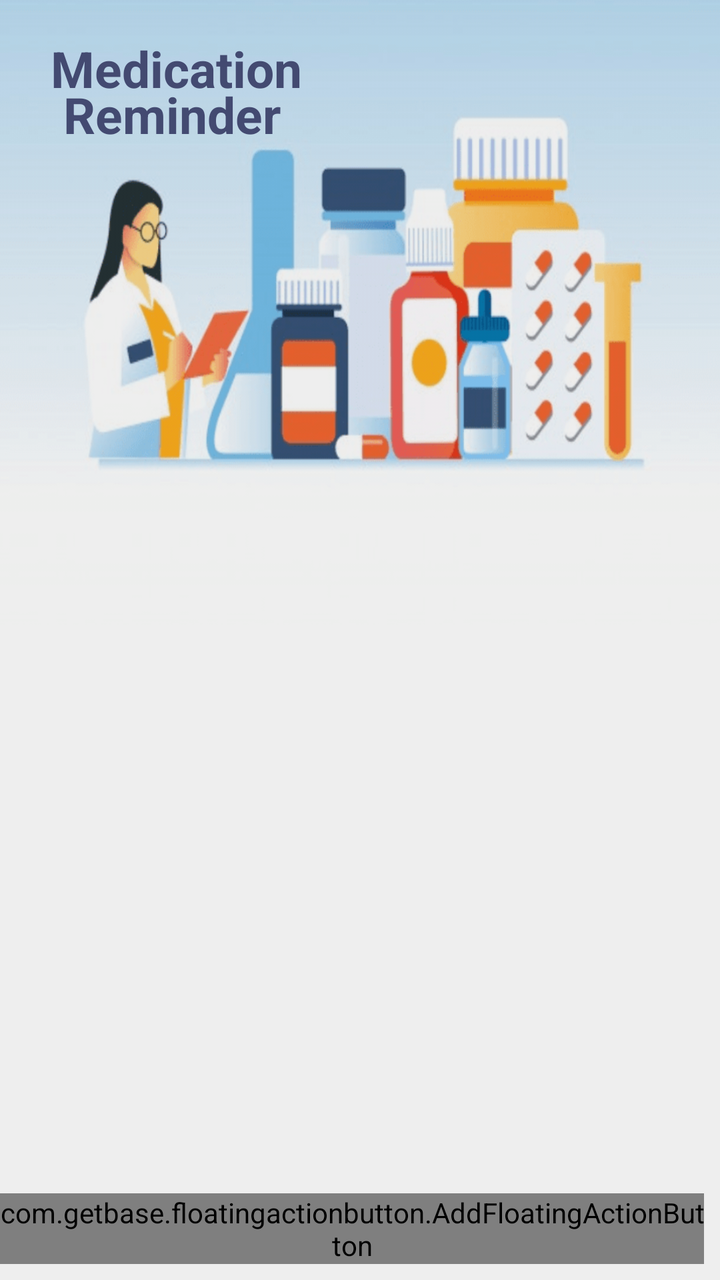
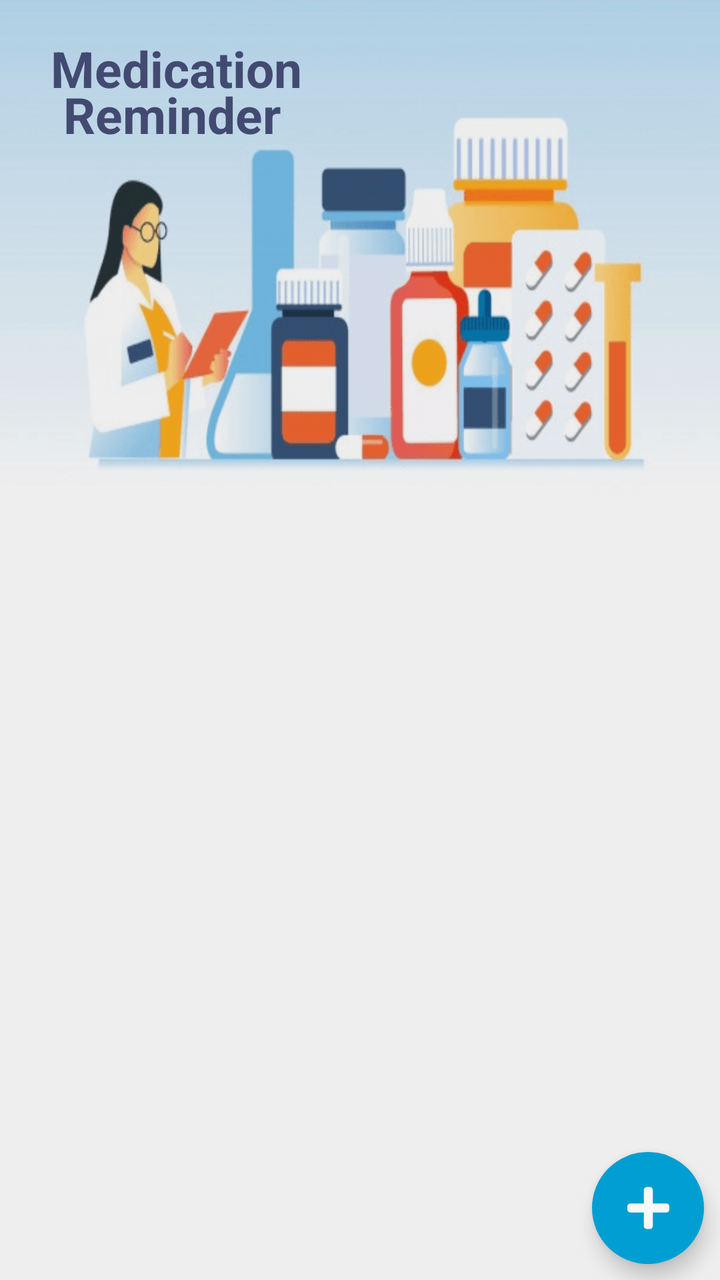

Screens rendered from an Android XML layout before and after an edit, with the pre-edit source and the edit as a unified diff.
<!-- AndroidManifest.xml: application theme AppTheme -->
<!-- res/layout/pill_activity_main.xml -->
<RelativeLayout
    xmlns:android="http://schemas.android.com/apk/res/android"
    xmlns:tools="http://schemas.android.com/tools"
    xmlns:app="http://schemas.android.com/apk/res-auto"
    xmlns:fab="http://schemas.android.com/apk/res-auto"
    android:layout_width="match_parent"
    android:layout_height="match_parent"
    android:background="#EEEEEE"
    tools:context=".MainActivity">

    <RelativeLayout
        android:id="@+id/baner"
        android:layout_width="match_parent"
        android:layout_height="wrap_content"
        android:layout_marginTop="-20dp"
        android:layout_marginStart="-5dp"
        android:layout_marginEnd="-5dp"
        android:backgroundTint="#EEEEEE"
        android:backgroundTintMode="multiply"
        android:background="@mipmap/medication_group">

        <TextView
            android:id="@+id/txt_medication"
            android:layout_width="match_parent"
            android:layout_height="wrap_content"
            android:text="Medication \n Reminder"
            android:layout_marginTop="37dp"
            android:layout_marginLeft="30dp"
            android:textColor="@color/app_color"
            android:textSize="25sp"
            android:textStyle="bold"
            android:lineHeight="23dp"/>
    </RelativeLayout>



    <androidx.recyclerview.widget.RecyclerView
        android:id="@+id/reminder_list"
        android:layout_marginTop="150dp"
        android:layout_marginStart="@dimen/text_15"
        android:layout_marginEnd="@dimen/text_15"
        android:layout_width="match_parent"
        android:layout_marginBottom="5dp"
        android:layout_height="match_parent" />
    
    <TextView
        android:id="@+id/no_reminder_text"
        android:layout_width="match_parent"
        android:layout_height="wrap_content"
        android:layout_centerInParent="true"
        android:padding="16dp"
        android:gravity="center"
        android:visibility="gone"
        android:text="@string/no_reminders"/>




    <com.getbase.floatingactionbutton.AddFloatingActionButton
        android:id="@+id/add_reminder"
        android:layout_width="wrap_content"
        android:layout_height="wrap_content"
        android:layout_alignParentBottom="true"
        android:clickable="true"
        android:background="@drawable/a3_grad"
        android:layout_alignParentRight="true"
        android:layout_marginBottom="8dp"
        android:layout_marginRight="8dp"/>

</RelativeLayout>
<!-- resources referenced by this layout -->
<resources>
  <color name="app_color">#434A71</color>
  <dimen name="text_15">15sp</dimen>
  <!-- drawable a3_grad (drawable) -->
  <?xml version="1.0" encoding="utf-8"?>
  <shape xmlns:android="http://schemas.android.com/apk/res/android">
  <gradient
      android:angle="225"
      android:endColor="#434A71"
      android:startColor="#1F2339" />
  
  <corners android:radius="200dp"/>
  
  </shape>
  <!-- mipmap medication_group: png bitmap (mipmap-xhdpi, 86832 bytes) -->
  <string name="no_reminders">Click on the plus button below to begin creating your Medication reminders!</string>
  <style name="AppTheme" parent="Theme.AppCompat.Light.DarkActionBar">
          
          <item name="colorPrimary">@color/colorPrimary</item>
          <item name="colorPrimaryDark">@color/colorPrimaryDark</item>
          <item name="colorAccent">@color/colorAccent</item>
      </style>
  <color name="colorPrimary">#434A71</color>
  <color name="colorPrimaryDark">#1F2339</color>
  <color name="colorAccent">#1F2339</color>
</resources>

<!-- the commit's change to res/layout/pill_activity_main.xml (unified diff, before → after) -->
@@ -53,10 +53,7 @@
         android:visibility="gone"
         android:text="@string/no_reminders"/>
 
-
-
-
-    <com.getbase.floatingactionbutton.AddFloatingActionButton
+    <com.google.android.material.floatingactionbutton.FloatingActionButton
         android:id="@+id/add_reminder"
         android:layout_width="wrap_content"
         android:layout_height="wrap_content"
@@ -65,6 +62,9 @@
         android:background="@drawable/a3_grad"
         android:layout_alignParentRight="true"
         android:layout_marginBottom="8dp"
-        android:layout_marginRight="8dp"/>
+        android:layout_marginRight="8dp"
+        android:src="@drawable/ic_plus_solid"
+        app:backgroundTint="#009ED2"
+        app:borderWidth="0dp"/>
 
 </RelativeLayout>
<!-- resource entries referenced after the edit -->
@@ -13,6 +13,12 @@
   <corners android:radius="200dp"/>
   
   </shape>
+  <!-- drawable ic_plus_solid (drawable) -->
+  <vector xmlns:android="http://schemas.android.com/apk/res/android" android:height="24dp"
+          android:viewportHeight="512" android:viewportWidth="448" android:width="21dp">
+      <path android:fillColor="@color/colorWhite"
+            android:pathData="M416,208H272V64c0,-17.67 -14.33,-32 -32,-32h-32c-17.67,0 -32,14.33 -32,32v144H32c-17.67,0 -32,14.33 -32,32v32c0,17.67 14.33,32 32,32h144v144c0,17.67 14.33,32 32,32h32c17.67,0 32,-14.33 32,-32V304h144c17.67,0 32,-14.33 32,-32v-32c0,-17.67 -14.33,-32 -32,-32z"/>
+  </vector>
   <!-- mipmap medication_group: png bitmap (mipmap-xhdpi, 86832 bytes) -->
   <string name="no_reminders">Click on the plus button below to begin creating your Medication reminders!</string>
   <style name="AppTheme" parent="Theme.AppCompat.Light.DarkActionBar">
@@ -21,6 +27,7 @@
           <item name="colorPrimaryDark">@color/colorPrimaryDark</item>
           <item name="colorAccent">@color/colorAccent</item>
       </style>
+  <color name="colorWhite">#F7F9F8</color>
   <color name="colorPrimary">#434A71</color>
   <color name="colorPrimaryDark">#1F2339</color>
   <color name="colorAccent">#1F2339</color>
